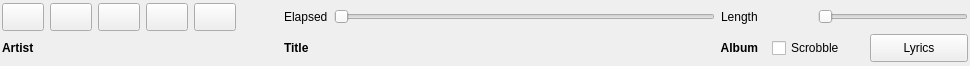
Above: ui/controlpanel.ui from ChaoticConundrum/qmpdclient before the change. Below: the same form after it.
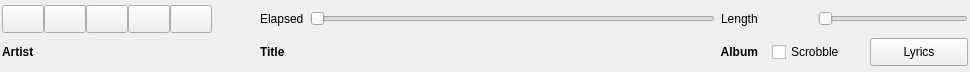
That is the form after the change. Icons and pictures are not drawn. Custom widgets are drawn as their Qt base class.

Commit message: Remove margin from buttons

The edit to the form file:
```diff
--- a/ui/controlpanel.ui
+++ b/ui/controlpanel.ui
@@ -7,7 +7,7 @@
     <x>0</x>
     <y>0</y>
     <width>970</width>
-    <height>66</height>
+    <height>72</height>
    </rect>
   </property>
   <property name="windowTitle">
@@ -114,7 +114,7 @@
    <item row="0" column="1">
     <layout class="QHBoxLayout" name="horizontalLayout">
      <property name="spacing">
-      <number>6</number>
+      <number>0</number>
      </property>
      <property name="leftMargin">
       <number>0</number>
```
Left out of the diff: 3 changed lines with no effect on the pictures. The commit also changes 1 other file.
